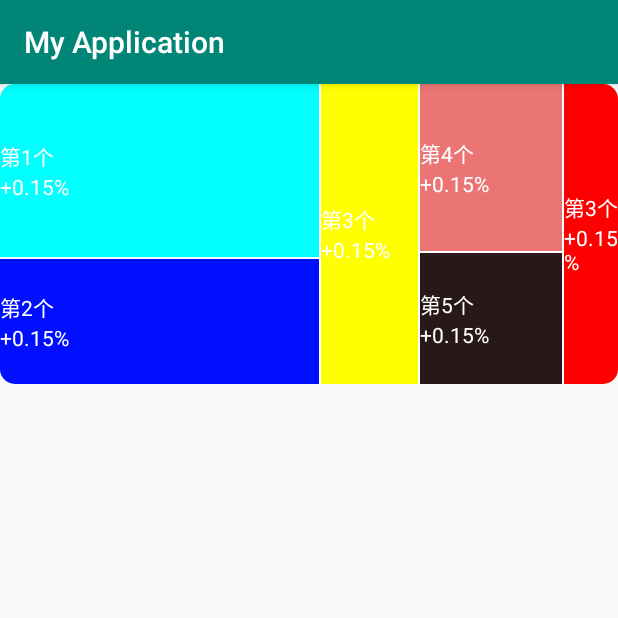
After one commit to WinWang/customView, an Android app: the BlockAveragectivity screen opened directly, with no data from a screen before it, on a phone screen of 412 x 824 dp, the top half of it. The commit adds this screen. Run offline under Robolectric (Android 15) with nearby library versions, the light colour scheme and no system bars.

Commit message:
新增一些自定义控件，例如横向和纵向的prgressView,风格矩阵

```diff
--- a/app/src/main/AndroidManifest.xml
+++ b/app/src/main/AndroidManifest.xml
@@ -47,7 +47,9 @@
         android:roundIcon="@mipmap/ic_launcher_round"
         android:supportsRtl="true"
         android:theme="@style/AppTheme">
-        <activity android:name=".activity.BarLineActivity"></activity>
+        <activity android:name=".activity.VerticalProgressActivity"></activity>
+        <activity android:name=".activity.BlockAveragectivity" />
+        <activity android:name=".activity.BarLineActivity" />
         <activity android:name=".activity.TreeMapActivity" />
         <activity android:name=".activity.PieChartWithTagActivity" />
         <activity android:name=".activity.RadarActivity" />
--- /dev/null
+++ b/app/src/main/java/com/winwang/myapplication/activity/BlockAveragectivity.kt
@@ -0,0 +1,25 @@
+package com.winwang.myapplication.activity
+
+import androidx.appcompat.app.AppCompatActivity
+import android.os.Bundle
+import com.winwang.myapplication.R
+import kotlinx.android.synthetic.main.activity_block_averagectivity.*
+
+class BlockAveragectivity : AppCompatActivity() {
+    override fun onCreate(savedInstanceState: Bundle?) {
+        super.onCreate(savedInstanceState)
+        setContentView(R.layout.activity_block_averagectivity)
+
+        val list = ArrayList<Float>()
+
+        list.add(2.1f)
+        list.add(1.5f)
+        list.add(1.1f)
+        list.add(0.9f)
+        list.add(0.7f)
+        list.add(0.6f)
+
+        view_block.setData(list)
+
+    }
+}
--- /dev/null
+++ b/app/src/main/java/com/winwang/myapplication/view/BlockAverageView.kt
@@ -0,0 +1,75 @@
+package com.winwang.myapplication.view
+
+import android.content.Context
+import android.util.AttributeSet
+import android.widget.FrameLayout
+import android.widget.LinearLayout
+import androidx.cardview.widget.CardView
+import com.winwang.myapplication.R
+import kotlinx.android.synthetic.main.layout_block_average.view.*
+
+/**
+ *Created by WinWang on 2021/3/29
+ *Description->
+ */
+class BlockAverageView @JvmOverloads constructor(
+        context: Context, attrs: AttributeSet? = null, defStyleAttr: Int = 0
+) : CardView(context, attrs, defStyleAttr) {
+
+    init {
+        inflate(context, R.layout.layout_block_average, this)
+    }
+
+    fun setData(list: List<Float>) {
+
+        var sum = 0f
+
+        list.forEach {
+            sum += it
+        }
+        val layout_1_sum = list[0] + list[1]
+        val tv_3_sum = list[2]
+        val layout_2_sum = list[3] + list[4]
+        val tv_6_sum = list[5]
+
+        ll_wrap.weightSum = sum
+        ll_1.weightSum = layout_1_sum
+        val layoutParams_1 = ll_1.layoutParams as LinearLayout.LayoutParams
+        layoutParams_1.weight = layout_1_sum
+        ll_1.layoutParams = layoutParams_1
+
+
+        val layoutParams_tv_1 = tv_1_layout.layoutParams as LinearLayout.LayoutParams
+        layoutParams_tv_1.weight = list[0]
+        tv_1_layout.layoutParams = layoutParams_tv_1
+
+        val layoutParams_tv_2 = tv_2_layout.layoutParams as LinearLayout.LayoutParams
+        layoutParams_tv_2.weight = list[1]
+        tv_2_layout.layoutParams = layoutParams_tv_2
+
+        val layoutParams_tv_3 = tv_3_layout.layoutParams as LinearLayout.LayoutParams
+        layoutParams_tv_3.weight = list[2]
+        tv_3_layout.layoutParams = layoutParams_tv_3
+
+        ll_2.weightSum = layout_2_sum
+        val layoutParams_2 = ll_2.layoutParams as LinearLayout.LayoutParams
+        layoutParams_2.weight = layout_2_sum
+        ll_2.layoutParams = layoutParams_2
+
+        val layoutParams_tv_4 = tv_4_layout.layoutParams as LinearLayout.LayoutParams
+        layoutParams_tv_4.weight = list[3]
+        tv_4_layout.layoutParams = layoutParams_tv_4
+
+        val layoutParams_tv_5 = tv_5_layout.layoutParams as LinearLayout.LayoutParams
+        layoutParams_tv_5.weight = list[4]
+        tv_5_layout.layoutParams = layoutParams_tv_5
+
+        val layoutParams_tv_6 = tv_6_layout.layoutParams as LinearLayout.LayoutParams
+        layoutParams_tv_6.weight = list[5]
+        tv_6_layout.layoutParams = layoutParams_tv_6
+
+
+    }
+
+
+}
--- a/app/src/main/res/layout/activity_bar_line.xml
+++ b/app/src/main/res/layout/activity_bar_line.xml
@@ -54,6 +54,7 @@
                 app:roundBarAxisTextSize="11dp"
                 app:roundBarTextSize="10dp"
                 app:roundBarWidth="18dp"
+                app:roundBarTextColor="#CD9115"
                 app:roundBarlineColor="#dfdfdf" />
 
 
--- /dev/null
+++ b/app/src/main/res/layout/activity_block_averagectivity.xml
@@ -0,0 +1,25 @@
+<?xml version="1.0" encoding="utf-8"?>
+<LinearLayout xmlns:android="http://schemas.android.com/apk/res/android"
+    xmlns:app="http://schemas.android.com/apk/res-auto"
+    xmlns:tools="http://schemas.android.com/tools"
+    android:layout_width="match_parent"
+    android:layout_height="match_parent"
+    android:orientation="vertical"
+    tools:context=".activity.BlockAveragectivity">
+
+
+    <androidx.cardview.widget.CardView
+        android:layout_width="match_parent"
+        android:layout_height="wrap_content"
+        app:cardCornerRadius="10dp"
+        app:cardElevation="0dp">
+
+        <com.winwang.myapplication.view.BlockAverageView
+            android:id="@+id/view_block"
+            android:layout_width="match_parent"
+            android:layout_height="200dp" />
+
+    </androidx.cardview.widget.CardView>
+
+
+</LinearLayout>
--- /dev/null
+++ b/app/src/main/res/layout/layout_block_average.xml
@@ -0,0 +1,218 @@
+<?xml version="1.0" encoding="utf-8"?>
+<FrameLayout xmlns:android="http://schemas.android.com/apk/res/android"
+    android:layout_width="match_parent"
+    android:layout_height="200dp"
+    android:orientation="horizontal">
+
+    <LinearLayout
+        android:id="@+id/ll_wrap"
+        android:layout_width="match_parent"
+        android:layout_height="match_parent"
+        android:orientation="horizontal">
+
+        <LinearLayout
+            android:id="@+id/ll_1"
+            android:layout_width="0dp"
+            android:layout_height="match_parent"
+            android:layout_weight="1"
+            android:orientation="vertical"
+            android:weightSum="2">
+
+
+            <LinearLayout
+                android:id="@+id/tv_1_layout"
+                android:layout_width="match_parent"
+                android:layout_height="0dp"
+                android:layout_weight="1"
+                android:background="#00ffff"
+                android:gravity="center_vertical"
+                android:orientation="vertical">
+
+                <androidx.appcompat.widget.AppCompatTextView
+                    android:id="@+id/tv_1_name"
+                    android:layout_width="wrap_content"
+                    android:layout_height="wrap_content"
+                    android:text="第1个"
+                    android:textColor="@color/WHITE" />
+
+                <androidx.appcompat.widget.AppCompatTextView
+                    android:id="@+id/tv_1_float"
+                    android:layout_width="wrap_content"
+                    android:layout_height="wrap_content"
+                    android:text="+0.15%"
+                    android:textColor="@color/WHITE" />
+
+            </LinearLayout>
+
+
+            <View
+                android:layout_width="match_parent"
+                android:layout_height="1dp"
+                android:background="#fff" />
+
+
+            <LinearLayout
+                android:id="@+id/tv_2_layout"
+                android:layout_width="match_parent"
+                android:layout_height="0dp"
+                android:layout_weight="1"
+                android:background="#000fff"
+                android:gravity="center_vertical"
+                android:orientation="vertical">
+
+                <androidx.appcompat.widget.AppCompatTextView
+                    android:id="@+id/tv_2_name"
+                    android:layout_width="wrap_content"
+                    android:layout_height="wrap_content"
+                    android:text="第2个"
+                    android:textColor="@color/WHITE" />
+
+                <androidx.appcompat.widget.AppCompatTextView
+                    android:id="@+id/tv_2_float"
+                    android:layout_width="wrap_content"
+                    android:layout_height="wrap_content"
+                    android:text="+0.15%"
+                    android:textColor="@color/WHITE" />
+
+            </LinearLayout>
+
+
+        </LinearLayout>
+
+        <View
+            android:layout_width="1dp"
+            android:layout_height="match_parent"
+            android:background="#fff" />
+
+
+        <LinearLayout
+            android:id="@+id/tv_3_layout"
+            android:layout_width="0dp"
+            android:layout_height="match_parent"
+            android:layout_weight="1"
+            android:background="#ffff00"
+            android:gravity="center_vertical"
+            android:orientation="vertical">
+
+            <androidx.appcompat.widget.AppCompatTextView
+                android:id="@+id/tv_3_name"
+                android:layout_width="wrap_content"
+                android:layout_height="wrap_content"
+                android:text="第3个"
+                android:textColor="@color/WHITE" />
+
+            <androidx.appcompat.widget.AppCompatTextView
+                android:id="@+id/tv_3_float"
+                android:layout_width="wrap_content"
+                android:layout_height="wrap_content"
+                android:text="+0.15%"
+                android:textColor="@color/WHITE" />
+
+        </LinearLayout>
+
+
+        <View
+            android:layout_width="1dp"
+            android:layout_height="match_parent"
+            android:background="#fff" />
+
+        <LinearLayout
+            android:id="@+id/ll_2"
+            android:layout_width="0dp"
+            android:layout_height="match_parent"
+            android:layout_weight="1"
+            android:orientation="vertical"
+            android:weightSum="2">
+
+            <LinearLayout
+                android:id="@+id/tv_4_layout"
+                android:layout_width="match_parent"
+                android:layout_height="0dp"
+                android:layout_weight="1"
+                android:background="#EB7575"
+                android:gravity="center_vertical"
+                android:orientation="vertical">
+
+                <androidx.appcompat.widget.AppCompatTextView
+                    android:id="@+id/tv_4_name"
+                    android:layout_width="wrap_content"
+                    android:layout_height="wrap_content"
+                    android:text="第4个"
+                    android:textColor="@color/WHITE" />
+
+                <androidx.appcompat.widget.AppCompatTextView
+                    android:id="@+id/tv_4_float"
+                    android:layout_width="wrap_content"
+                    android:layout_height="wrap_content"
+                    android:text="+0.15%"
+                    android:textColor="@color/WHITE" />
+
+            </LinearLayout>
+
+            <View
+                android:layout_width="match_parent"
+                android:layout_height="1dp"
+                android:background="#fff" />
+
+            <LinearLayout
+                android:id="@+id/tv_5_layout"
+                android:layout_width="match_parent"
+                android:layout_height="0dp"
+                android:layout_weight="1"
+                android:background="#291818"
+                android:gravity="center_vertical"
+                android:orientation="vertical">
+
+                <androidx.appcompat.widget.AppCompatTextView
+                    android:id="@+id/tv_5_name"
+                    android:layout_width="wrap_content"
+                    android:layout_height="wrap_content"
+                    android:text="第5个"
+                    android:textColor="@color/WHITE" />
+
+                <androidx.appcompat.widget.AppCompatTextView
+                    android:id="@+id/tv_5_float"
+                    android:layout_width="wrap_content"
+                    android:layout_height="wrap_content"
+                    android:text="+0.15%"
+                    android:textColor="@color/WHITE" />
+
+            </LinearLayout>
+
+
+        </LinearLayout>
+
+        <View
+            android:layout_width="1dp"
+            android:layout_height="match_parent"
+            android:background="#fff" />
+
+        <LinearLayout
+            android:id="@+id/tv_6_layout"
+            android:layout_width="0dp"
+            android:layout_height="match_parent"
+            android:layout_weight="1"
+            android:background="#ff0000"
+            android:gravity="center_vertical"
+            android:orientation="vertical">
+
+            <androidx.appcompat.widget.AppCompatTextView
+                android:id="@+id/tv_6_name"
+                android:layout_width="wrap_content"
+                android:layout_height="wrap_content"
+                android:text="第3个"
+                android:textColor="@color/WHITE" />
+
+            <androidx.appcompat.widget.AppCompatTextView
+                android:id="@+id/tv_6_float"
+                android:layout_width="wrap_content"
+                android:layout_height="wrap_content"
+                android:text="+0.15%"
+                android:textColor="@color/WHITE" />
+
+        </LinearLayout>
+
+    </LinearLayout>
+
+
+</FrameLayout>
```
Also changed, not shown: app/src/main/java/com/winwang/myapplication/HomeActivity.java (+10 -0 lines), app/src/main/java/com/winwang/myapplication/activity/VerticalProgressActivity.kt (added, +12 -0 lines), app/src/main/java/com/winwang/myapplication/view/HorizentalProgressView.kt (added, +84 -0 lines), app/src/main/java/com/winwang/myapplication/view/VerticalProgressView.kt (added, +124 -0 lines), app/src/main/res/layout/activity_home.xml (+12 -0 lines), app/src/main/res/layout/activity_vertical_progress.xml (added, +23 -0 lines), app/src/main/res/values/attrs.xml (+19 -0 lines), app/src/main/res/values/colors.xml (+9 -0 lines).
